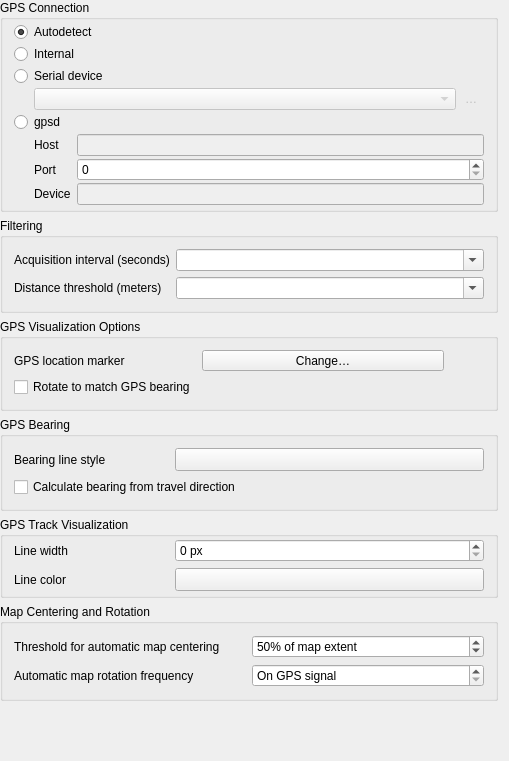
This is src/ui/qgsgpsoptionswidgetbase.ui in qgis/QGIS as Qt 5 draws it before an edit. The edited form follows.
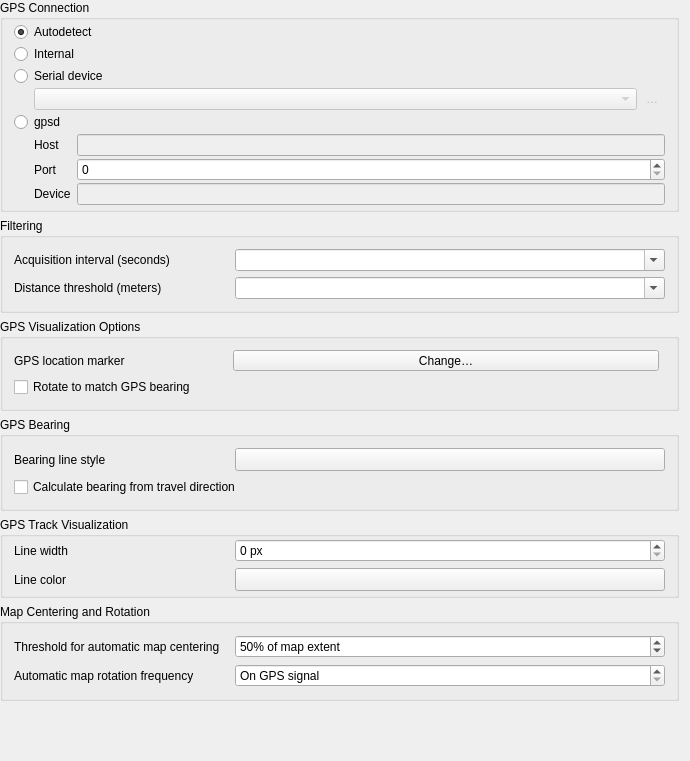
This is the edited form. Icons and pictures are not drawn. Custom widgets are drawn as their Qt base class.

What changed in the file:
```diff
--- a/src/ui/qgsgpsoptionswidgetbase.ui
+++ b/src/ui/qgsgpsoptionswidgetbase.ui
@@ -6,7 +6,7 @@
    <rect>
     <x>0</x>
     <y>0</y>
-    <width>509</width>
+    <width>690</width>
     <height>761</height>
    </rect>
   </property>
@@ -48,7 +48,7 @@
        <rect>
         <x>0</x>
         <y>-22</y>
-        <width>495</width>
+        <width>676</width>
         <height>783</height>
        </rect>
       </property>
@@ -229,7 +229,7 @@
          <property name="title">
           <string>Filtering</string>
          </property>
-         <layout class="QGridLayout" name="gridLayout_14" columnstretch="0,1">
+         <layout class="QGridLayout" name="gridLayout_14" columnstretch="1,2">
           <item row="1" column="1">
            <widget class="QComboBox" name="mCboDistanceThreshold">
             <property name="editable">
@@ -266,7 +266,7 @@
          <property name="title">
           <string>GPS Visualization Options</string>
          </property>
-         <layout class="QGridLayout" name="gridLayout_4" columnstretch="0,1,0">
+         <layout class="QGridLayout" name="gridLayout_4" columnstretch="1,2,0">
           <item row="0" column="0">
            <widget class="QLabel" name="label">
             <property name="text">
@@ -287,20 +287,7 @@
             </property>
            </widget>
           </item>
-          <item row="0" column="2">
-           <spacer name="horizontalSpacer">
-            <property name="orientation">
-             <enum>Qt::Horizontal</enum>
-            </property>
-            <property name="sizeHint" stdset="0">
-             <size>
-              <width>40</width>
-              <height>20</height>
-             </size>
-            </property>
-           </spacer>
-          </item>
-          <item row="1" column="0">
+          <item row="1" column="0" colspan="3">
            <widget class="QCheckBox" name="mCheckRotateLocationMarker">
             <property name="text">
              <string>Rotate to match GPS bearing</string>
@@ -409,7 +396,7 @@
          <property name="title">
           <string>Map Centering and Rotation</string>
          </property>
-         <layout class="QGridLayout" name="gridLayout">
+         <layout class="QGridLayout" name="gridLayout" columnstretch="1,2">
           <item row="0" column="0">
            <widget class="QLabel" name="label_2">
             <property name="text">
```
